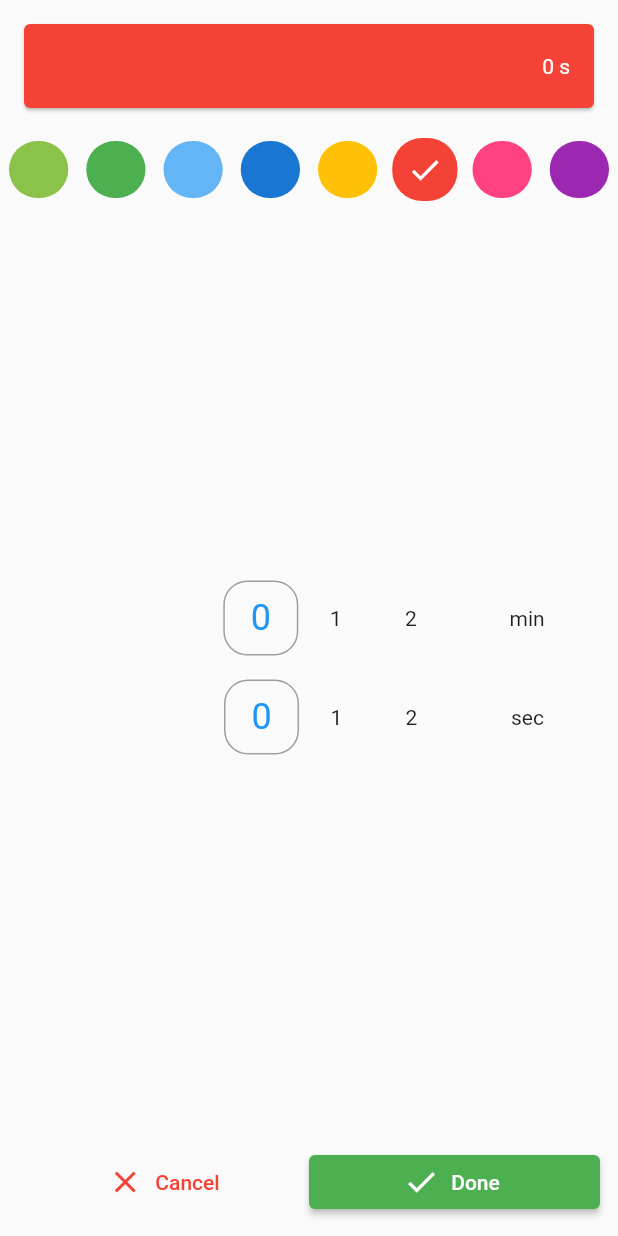
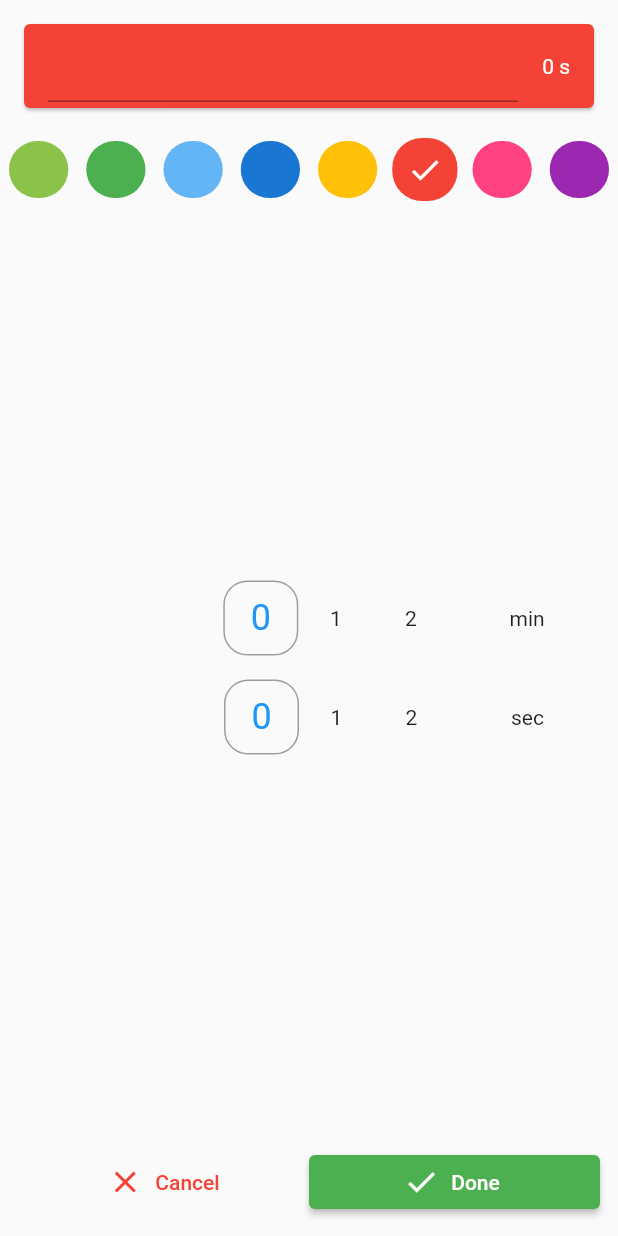
Before and after one commit to paulkoehlerdev/strech_timer, a Flutter app: the _TimeslotElementModal widget shown alone on an empty page, opened directly with empty values, on a phone screen of 412 x 824 dp. Run offline on Flutter 3.47's test engine with Material 2 defaults, Android fonts, the phone set to English and light mode, and no system bars; drawn by our look-alikes of numberpicker.

Commit message:
made timeslot text editable✏

```diff
--- a/lib/widgets/modals/timeslot_element_modal.dart
+++ b/lib/widgets/modals/timeslot_element_modal.dart
@@ -43,7 +43,7 @@ class _TimeslotElementModalState extends State<_TimeslotElementModal> {
       children: [
         Padding(
           padding: const EdgeInsets.all(12.0),
-          child: TimeslotElementWidget(widget.element.timeslot),
+          child: TimeslotElementWidget(widget.element.timeslot, isEditable: true),
         ),
         ColorSelector(
           widget.element.timeslot,
--- a/lib/widgets/queue_elements/timeslot_element_widget.dart
+++ b/lib/widgets/queue_elements/timeslot_element_widget.dart
@@ -6,11 +6,16 @@ import 'package:strech_timer/widgets/items/duration_text.dart';
 
 class TimeslotElementWidget extends StatelessWidget {
   final Timeslot _timeslot;
+  final bool isEditable;
+  final TextEditingController controller = TextEditingController();
 
-  const TimeslotElementWidget(
+  TimeslotElementWidget(
     this._timeslot, {
+    this.isEditable = false,
     Key? key,
-  }) : super(key: key);
+  }) : super(key: key) {
+    controller.text = _timeslot.text;
+  }
 
   factory TimeslotElementWidget.from(TimeslotElement el) {
     return TimeslotElementWidget(el.timeslot);
@@ -20,12 +25,23 @@ class TimeslotElementWidget extends StatelessWidget {
 
   @override
   Widget build(BuildContext context) {
+    Widget title = Text(
+      _timeslot.text,
+      style: _textStyle,
+    );
+
+    if (isEditable) {
+      title = TextField(
+        controller: controller,
+        onChanged: (value) {
+          _timeslot.text = value.substring(0, 25);
+        },
+      );
+    }
+
     return CardTile(
       color: _timeslot.color,
-      title: Text(
-        _timeslot.text,
-        style: _textStyle,
-      ),
+      title: title,
       trailing: DurationText(_timeslot.time, style: _textStyle),
     );
   }
```
